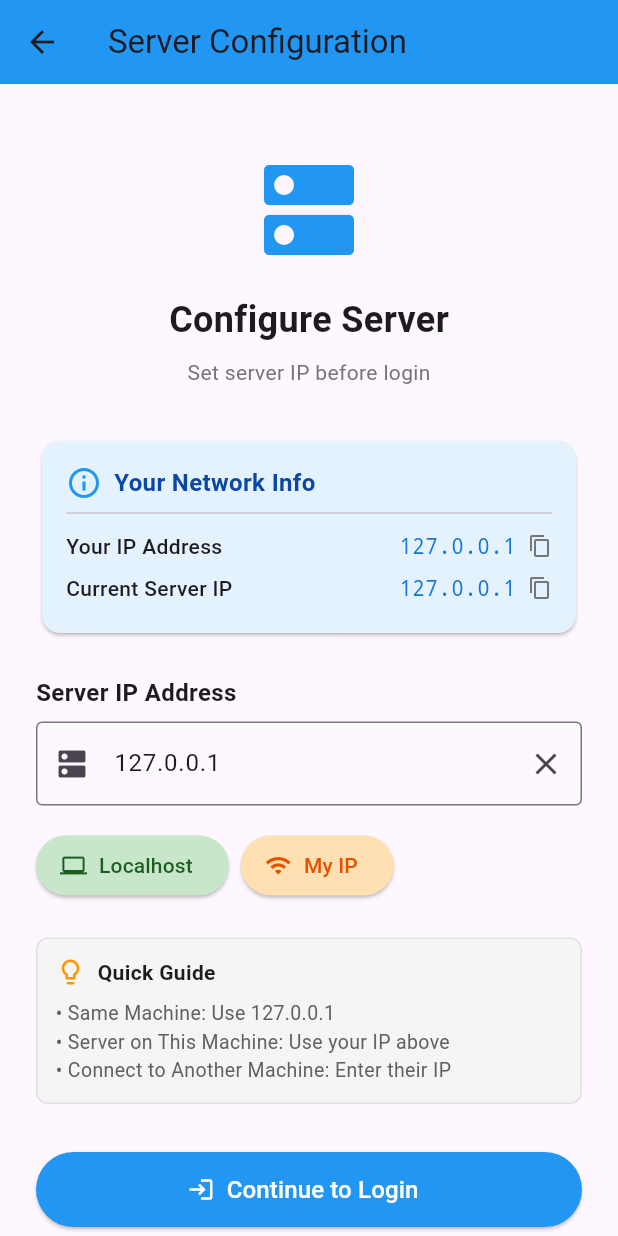
After one commit to THUONGVIP09/study-p2p, a Flutter app: the screen it shows after launch, after a tap on "Configure Server", on a phone screen of 412 x 824 dp. The commit adds this screen. Run offline on Flutter 3.47's test engine with Material 3 defaults, Android fonts, the phone set to English and light mode, and no system bars; our stand-ins replace shared_preferences; missing offline and left inert: agora_rtc_engine.

```diff
--- a/flutter-app/flutter_application_1/lib/main.dart
+++ b/flutter-app/flutter_application_1/lib/main.dart
@@ -1,5 +1,6 @@
 import 'package:flutter/material.dart';
 import 'package:flutter_application_1/screens/authencation/get_started_screen.dart';
+import 'package:flutter_application_1/screens/authencation/server_config_screen.dart';
 import 'package:flutter_application_1/screens/authencation/Login/signin_screen.dart';
 import 'package:flutter_application_1/screens/authencation/Sign_up/signup_info_screen.dart';
 import 'package:flutter_application_1/screens/authencation/Sign_up/signup_password_screen.dart';
--- a/flutter-app/flutter_application_1/lib/screens/authencation/get_started_screen.dart
+++ b/flutter-app/flutter_application_1/lib/screens/authencation/get_started_screen.dart
@@ -1,4 +1,5 @@
 import 'package:flutter/material.dart';
+import 'server_config_screen.dart';
 
 /// Copy file này vào lib/ và import nơi bạn muốn dùng:
 /// Navigator.push(context, MaterialPageRoute(builder: (_) => const GetStartedScreen()));
@@ -127,6 +128,26 @@ class GetStartedScreen extends StatelessWidget {
                       child: const Text('Sign in'),
                     ),
 
+                    const SizedBox(height: 16),
+
+                    // Server Config Button
+                    OutlinedButton.icon(
+                      onPressed: () {
+                        Navigator.push(
+                          context,
+                          MaterialPageRoute(
+                            builder: (context) => const ServerConfigScreen(),
+                          ),
+                        );
+                      },
+                      icon: const Icon(Icons.settings),
+                      label: const Text('Configure Server'),
+                      style: OutlinedButton.styleFrom(
+                        foregroundColor: Colors.blue,
+                        minimumSize: const Size(double.infinity, 48),
+                      ),
+                    ),
+
                     const SizedBox(height: 8),
                   ],
                 ),
--- /dev/null
+++ b/flutter-app/flutter_application_1/lib/screens/authencation/server_config_screen.dart
@@ -0,0 +1,318 @@
+import 'package:flutter/material.dart';
+import 'package:flutter/services.dart';
+import '../../services/network_helper.dart';
+import '../../config/app_config.dart';
+import 'Login/signin_screen.dart';
+
+/// Màn hình config server TRƯỚC KHI login
+/// Cho phép user set IP server trước khi vào app
+class ServerConfigScreen extends StatefulWidget {
+  const ServerConfigScreen({Key? key}) : super(key: key);
+
+  @override
+  State<ServerConfigScreen> createState() => _ServerConfigScreenState();
+}
+
+class _ServerConfigScreenState extends State<ServerConfigScreen> {
+  final TextEditingController _serverIpController = TextEditingController();
+  String _myIp = 'Detecting...';
+  bool _isLoading = true;
+
+  @override
+  void initState() {
+    super.initState();
+    _loadNetworkInfo();
+  }
+
+  Future<void> _loadNetworkInfo() async {
+    setState(() => _isLoading = true);
+
+    try {
+      final myIp = await NetworkHelper.getLocalIpAddress();
+      final currentServerIp = AppConfig.currentServerIp;
+
+      setState(() {
+        _myIp = myIp;
+        _serverIpController.text = currentServerIp;
+        _isLoading = false;
+      });
+    } catch (e) {
+      setState(() {
+        _myIp = 'Error: $e';
+        _isLoading = false;
+      });
+    }
+  }
+
+  void _proceedToLogin() {
+    final serverIp = _serverIpController.text.trim();
+
+    if (serverIp.isEmpty) {
+      ScaffoldMessenger.of(context).showSnackBar(
+        const SnackBar(content: Text('⚠️ Please enter server IP')),
+      );
+      return;
+    }
+
+    // Update AppConfig
+    AppConfig.setServerIp(serverIp);
+    AppConfig.printConfig();
+
+    // Navigate to login
+    Navigator.of(context).pushReplacement(
+      MaterialPageRoute(builder: (context) => const SignInScreen()),
+    );
+  }
+
+  void _useLocalhost() {
+    setState(() {
+      _serverIpController.text = '127.0.0.1';
+    });
+  }
+
+  void _useMyIp() {
+    if (_myIp != 'Detecting...' && !_myIp.startsWith('Error')) {
+      setState(() {
+        _serverIpController.text = _myIp;
+      });
+    }
+  }
+
+  @override
+  Widget build(BuildContext context) {
+    return Scaffold(
+      appBar: AppBar(
+        title: const Text('Server Configuration'),
+        backgroundColor: Colors.blue,
+      ),
+      body: _isLoading
+          ? const Center(child: CircularProgressIndicator())
+          : SingleChildScrollView(
+              padding: const EdgeInsets.all(24),
+              child: Column(
+                crossAxisAlignment: CrossAxisAlignment.start,
+                children: [
+                  const SizedBox(height: 20),
+
+                  // Header
+                  const Center(
+                    child: Icon(Icons.dns, size: 80, color: Colors.blue),
+                  ),
+                  const SizedBox(height: 16),
+                  const Center(
+                    child: Text(
+                      'Configure Server',
+                      style: TextStyle(
+                        fontSize: 24,
+                        fontWeight: FontWeight.bold,
+                      ),
+                    ),
+                  ),
+                  const SizedBox(height: 8),
+                  Center(
+                    child: Text(
+                      'Set server IP before login',
+                      style: TextStyle(
+                        fontSize: 14,
+                        color: Colors.grey.shade600,
+                      ),
+                    ),
+                  ),
+
+                  const SizedBox(height: 32),
+
+                  // Network Info Card
+                  Card(
+                    color: Colors.blue.shade50,
+                    child: Padding(
+                      padding: const EdgeInsets.all(16),
+                      child: Column(
+                        crossAxisAlignment: CrossAxisAlignment.start,
+                        children: [
+                          Row(
+                            children: [
+                              const Icon(Icons.info_outline,
+                                  color: Colors.blue),
+                              const SizedBox(width: 8),
+                              Text(
+                                'Your Network Info',
+                                style: TextStyle(
+                                  fontSize: 16,
+                                  fontWeight: FontWeight.bold,
+                                  color: Colors.blue.shade900,
+                                ),
+                              ),
+                            ],
+                          ),
+                          const Divider(),
+                          _buildInfoRow('Your IP Address', _myIp,
+                              canCopy: true),
+                          _buildInfoRow(
+                            'Current Server IP',
+                            AppConfig.currentServerIp,
+                            canCopy: true,
+                          ),
+                        ],
+                      ),
+                    ),
+                  ),
+
+                  const SizedBox(height: 24),
+
+                  // Server IP Input
+                  const Text(
+                    'Server IP Address',
+                    style: TextStyle(
+                      fontSize: 16,
+                      fontWeight: FontWeight.bold,
+                    ),
+                  ),
+                  const SizedBox(height: 8),
+                  TextField(
+                    controller: _serverIpController,
+                    decoration: InputDecoration(
+                      hintText: '172.16.0.158 or 127.0.0.1',
+                      prefixIcon: const Icon(Icons.dns),
+                      border: const OutlineInputBorder(),
+                      suffixIcon: IconButton(
+                        icon: const Icon(Icons.clear),
+                        onPressed: () => _serverIpController.clear(),
+                      ),
+                    ),
+                    keyboardType: TextInputType.number,
+                  ),
+
+                  const SizedBox(height: 16),
+
+                  // Quick Actions
+                  Wrap(
+                    spacing: 8,
+                    runSpacing: 8,
+                    children: [
+                      ElevatedButton.icon(
+                        onPressed: _useLocalhost,
+                        icon: const Icon(Icons.computer, size: 18),
+                        label: const Text('Localhost'),
+                        style: ElevatedButton.styleFrom(
+                          backgroundColor: Colors.green.shade100,
+                          foregroundColor: Colors.green.shade900,
+                        ),
+                      ),
+                      ElevatedButton.icon(
+                        onPressed: _useMyIp,
+                        icon: const Icon(Icons.wifi, size: 18),
+                        label: const Text('My IP'),
+                        style: ElevatedButton.styleFrom(
+                          backgroundColor: Colors.orange.shade100,
+                          foregroundColor: Colors.orange.shade900,
+                        ),
+                      ),
+                    ],
+                  ),
+
+                  const SizedBox(height: 24),
+
+                  // Help
+                  Container(
+                    padding: const EdgeInsets.all(12),
+                    decoration: BoxDecoration(
+                      color: Colors.grey.shade100,
+                      borderRadius: BorderRadius.circular(8),
+                      border: Border.all(color: Colors.grey.shade300),
+                    ),
+                    child: Column(
+                      crossAxisAlignment: CrossAxisAlignment.start,
+                      children: [
+                        const Row(
+                          children: [
+                            Icon(Icons.lightbulb_outline,
+                                size: 20, color: Colors.orange),
+                            SizedBox(width: 8),
+                            Text(
+                              'Quick Guide',
+                              style: TextStyle(fontWeight: FontWeight.bold),
+                            ),
+                          ],
+                        ),
+                        const SizedBox(height: 8),
+                        Text(
+                          '• Same Machine: Use 127.0.0.1\n'
+                          '• Server on This Machine: Use your IP above\n'
+                          '• Connect to Another Machine: Enter their IP',
+                          style: TextStyle(
+                              fontSize: 13, color: Colors.grey.shade700),
+                        ),
+                      ],
+                    ),
+                  ),
+
+                  const SizedBox(height: 32),
+
+                  // Continue Button
+                  SizedBox(
+                    width: double.infinity,
+                    height: 50,
+                    child: ElevatedButton.icon(
+                      onPressed: _proceedToLogin,
+                      icon: const Icon(Icons.login),
+                      label: const Text(
+                        'Continue to Login',
+                        style: TextStyle(fontSize: 16),
+                      ),
+                      style: ElevatedButton.styleFrom(
+                        backgroundColor: Colors.blue,
+                        foregroundColor: Colors.white,
+                      ),
+                    ),
+                  ),
+                ],
+              ),
+            ),
+    );
+  }
+
+  Widget _buildInfoRow(String label, String value, {bool canCopy = false}) {
+    return Padding(
+      padding: const EdgeInsets.symmetric(vertical: 4),
+      child: Row(
+        mainAxisAlignment: MainAxisAlignment.spaceBetween,
+        children: [
+          Text(
+            label,
+            style: const TextStyle(fontWeight: FontWeight.w500),
+          ),
+          Row(
+            children: [
+              Text(
+                value,
+                style: TextStyle(
+                  color: Colors.blue.shade700,
+                  fontFamily: 'monospace',
+                ),
+              ),
+              if (canCopy) ...[
+                const SizedBox(width: 8),
+                InkWell(
+                  onTap: () {
+                    Clipboard.setData(ClipboardData(text: value));
+                    ScaffoldMessenger.of(context).showSnackBar(
+                      SnackBar(content: Text('Copied: $value')),
+                    );
+                  },
+                  child:
+                      Icon(Icons.copy, size: 16, color: Colors.grey.shade600),
+                ),
+              ],
+            ],
+          ),
+        ],
+      ),
+    );
+  }
+
+  @override
+  void dispose() {
+    _serverIpController.dispose();
+    super.dispose();
+  }
+}
```
Also changed, not shown: 1 other file.
